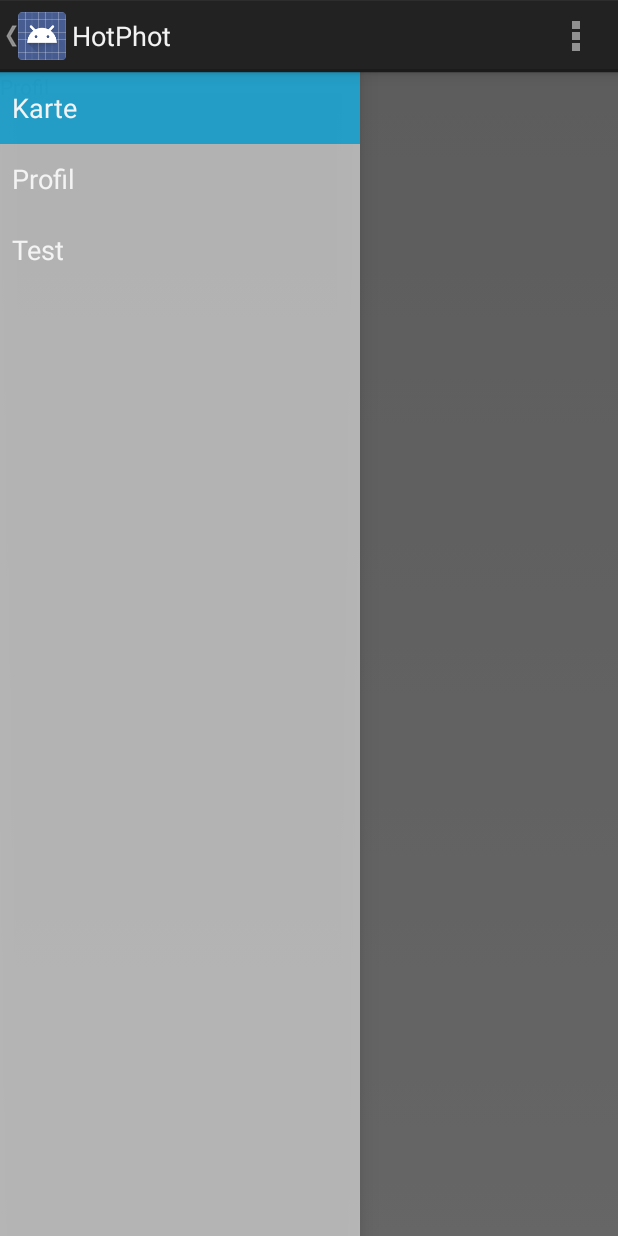
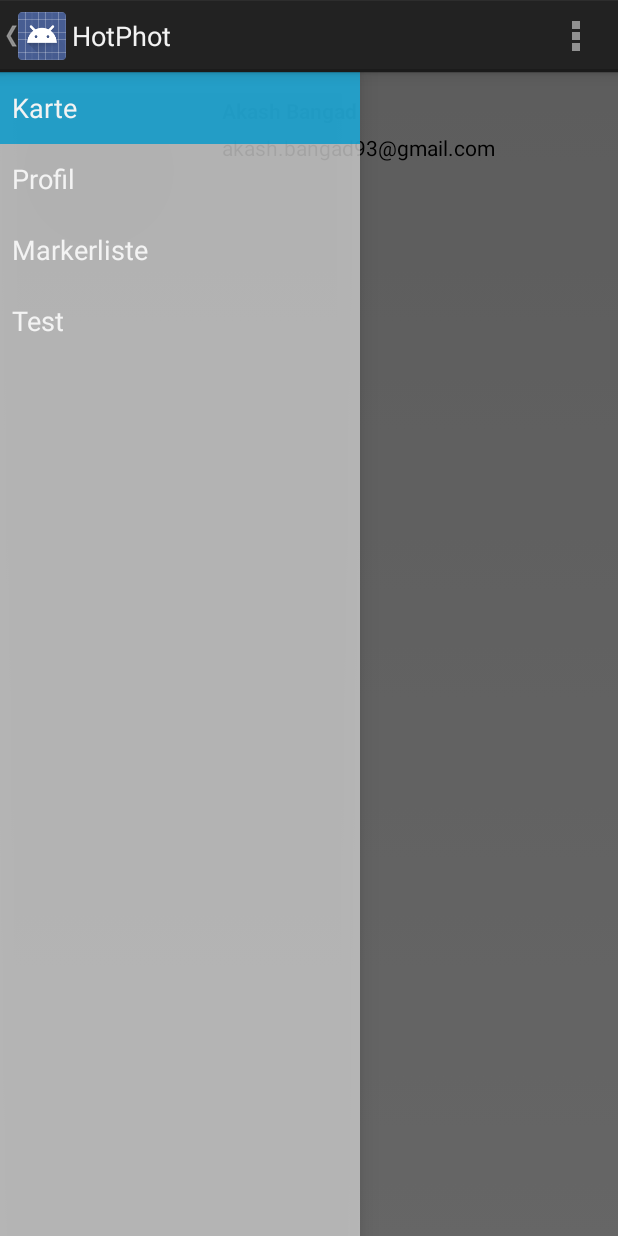
Before and after one commit to Altair68/HotPhot, an Android app: the fragment ProfileFragment placed in its activity, on a phone screen of 412 x 824 dp. Run offline under Robolectric (Android 15) with nearby library versions, the phone set to English and light mode, and no system bars; our stand-ins replace CircleImageView; 21 statements that could not run were skipped.

Commit message:
Profile/MarkerList

```diff
--- a/app/build.gradle
+++ b/app/build.gradle
@@ -17,6 +17,9 @@ android {
             manifest.srcFile 'src/main/AndroidManifest.xml'
             java.srcDirs = ['src/main/java', 'src/main/java-gen']
             res.srcDirs = ['src/main/res']
+        }
+    }
+
     buildTypes {
         release {
             minifyEnabled false
@@ -30,4 +33,6 @@ dependencies {
     compile 'com.android.support:support-v4:21.0.0'
     compile 'com.google.android.gms:play-services:6.1.11'
     compile files('libs/greendao-1.3.7.jar')
+    compile 'de.hdodenhof:circleimageview:1.2.1'
+
 }
--- a/app/src/main/java/com/emelborp/hotphot/AddMarkerDialog.java
+++ b/app/src/main/java/com/emelborp/hotphot/AddMarkerDialog.java
@@ -84,7 +84,11 @@ public class AddMarkerDialog extends DialogFragment {
 
     public String getName() {
         EditText theNameText = (EditText) view.findViewById(R.id.marker_name);
-        return theNameText.getText().toString();
+        String theNameString = theNameText.getText().toString();
+        if (theNameString.trim().equals("")) {
+            theNameString = "unnamed";
+        }
+        return theNameString;
     }
 
     public String getCategory() {
--- a/app/src/main/java/com/emelborp/hotphot/MainActivity.java
+++ b/app/src/main/java/com/emelborp/hotphot/MainActivity.java
@@ -18,12 +18,17 @@ import android.view.View;
 import android.view.ViewGroup;
 import android.support.v4.widget.DrawerLayout;
 
-import hotphot.DaoMaster;
-import hotphot.DaoSession;
-import hotphot.MarkerDao;
+import com.emelborp.hotphot.gen.DaoMaster;
+import com.emelborp.hotphot.gen.DaoSession;
+import com.emelborp.hotphot.gen.Marker;
+import com.emelborp.hotphot.gen.MarkerDao;
+
+import java.util.ArrayList;
+import java.util.List;
 
 public class MainActivity extends FragmentActivity
-        implements NavigationDrawerFragment.NavigationDrawerCallbacks, ProfileFragment.OnProfileFragmentInteractionListener, MapsFragment.OnMapsFragmentInteractionListener,
+        implements NavigationDrawerFragment.NavigationDrawerCallbacks, ProfileFragment.OnProfileFragmentInteractionListener,
+        MapsFragment.OnMapsFragmentInteractionListener, ListMarkerFragment.OnListMarkerFragmentInteractionListener,
         MapsFragment.ShowDialog {
 
     /**
@@ -46,6 +51,16 @@ public class MainActivity extends FragmentActivity
     private DaoSession daoSession;
     private MarkerDao markerDao;
 
+    private List<Marker> markerList;
+
+    public List<Marker> getMarkerList() {
+        return markerList;
+    }
+
+    public void setMarkerList(List<Marker> markerList) {
+        this.markerList = markerList;
+    }
+
     @Override
     protected void onCreate(Bundle savedInstanceState) {
         super.onCreate(savedInstanceState);
@@ -64,6 +79,8 @@ public class MainActivity extends FragmentActivity
         daoSession = daoMaster.newSession();
         markerDao = daoSession.getMarkerDao();
 
+        markerList = new ArrayList<Marker>();
+
         // Set up the drawer.
         mNavigationDrawerFragment.setUp(
                 R.id.navigation_drawer,
@@ -81,6 +98,11 @@ public class MainActivity extends FragmentActivity
             case 1:
                 getSupportFragmentManager().beginTransaction()
                         .replace(R.id.container, ProfileFragment.newInstance(position + 1))
+                        .commit();
+                break;
+            case 2:
+                getSupportFragmentManager().beginTransaction()
+                        .replace(R.id.container, ListMarkerFragment.newInstance(position + 1))
                         .commit();
                 break;
             default:
@@ -189,4 +211,9 @@ public class MainActivity extends FragmentActivity
     public void onMapsFragmentInteraction(Uri uri) {
         //TODO Erstmal nix...
     }
+
+    @Override
+    public void onMarkerListFragmentInteraction(Uri uri) {
+        //TODO Erstmal nix...
+    }
 }
--- a/app/src/main/res/layout/fragment_profile.xml
+++ b/app/src/main/res/layout/fragment_profile.xml
@@ -1,12 +1,51 @@
-<FrameLayout xmlns:android="http://schemas.android.com/apk/res/android"
+<LinearLayout xmlns:android="http://schemas.android.com/apk/res/android"
     xmlns:tools="http://schemas.android.com/tools"
     android:layout_width="match_parent"
     android:layout_height="match_parent"
+    android:orientation="horizontal"
     tools:context="com.emelborp.hotphot.ProfileFragment">
 
-    <TextView
+    <de.hdodenhof.circleimageview.CircleImageView
+        android:layout_width="100dp"
+        android:layout_height="100dp"
+        android:src="@drawable/w_unsexy_gr"
+        android:layout_marginLeft="16dp"
+        android:layout_marginTop="16dp"
+        android:id="@+id/circleView"
+        />
+
+    <LinearLayout
         android:layout_width="match_parent"
-        android:layout_height="match_parent"
-        android:text="@string/profile" />
+        android:layout_height="56dp"
+        android:layout_marginLeft="16dp"
+        android:layout_marginTop="16dp"
+        android:orientation="vertical"
+        android:layout_alignParentLeft="true">
 
-</FrameLayout>
+        <TextView
+            android:id="@+id/name"
+            android:layout_width="wrap_content"
+            android:layout_height="wrap_content"
+            android:layout_marginLeft="16dp"
+            android:textColor="#000000"
+            android:text="Akash Bangad"
+            android:textSize="14sp"
+            android:textStyle="bold"
+
+            />
+
+        <TextView
+            android:id="@+id/email"
+            android:layout_width="wrap_content"
+            android:layout_height="wrap_content"
+            android:textColor="#000000"
+            android:layout_marginLeft="16dp"
+            android:layout_marginTop="5dp"
+            android:text="akash.bangad93@gmail.com"
+            android:textSize="14sp"
+            android:textStyle="normal"
+
+            />
+    </LinearLayout>
+
+</LinearLayout>
--- a/app/src/main/res/values/string_arrays.xml
+++ b/app/src/main/res/values/string_arrays.xml
@@ -3,6 +3,7 @@
     <string-array name="sections">
         <item>Karte</item>
         <item>Profil</item>
+        <item>Markerliste</item>
         <item>Test</item>
     </string-array>
 </resources>
--- a/app/src/main/res/values/strings.xml
+++ b/app/src/main/res/values/strings.xml
@@ -13,5 +13,6 @@
     <string name="dismiss_marker">Abbrechen</string>
 
     <string name="marker_name">Name</string>
+    <string name="no_entries">Keine Einträge vorhanden.</string>
 
 </resources>
--- a/app/src/main/res/values/strings_activity_settings.xml
+++ b/app/src/main/res/values/strings_activity_settings.xml
@@ -47,7 +47,7 @@
         <item>-1</item>
     </string-array>
 
-    <string name="pref_title_system_sync_settings">System sync settings</string>
+    <string name="pref_title_system_sync_settings">Standorteinstellungen</string>
 
     <!-- Example settings for Notifications -->
     <string name="pref_header_notifications">Notifications</string>
```
Also changed, not shown: MyDaoGenerator/src/main/java/pl/surecase/eu/MyDaoGenerator.java (+7 -1 lines), app/src/main/java/com/emelborp/hotphot/ListMarkerFragment.java (added, +185 -0 lines), app/src/main/java/com/emelborp/hotphot/MapsFragment.java (+15 -9 lines), app/src/main/res/layout/fragment_list_markers.xml (added, +12 -0 lines), app/src/main/res/layout/listitem.xml (added, +29 -0 lines), gradle/wrapper/gradle-wrapper.properties, 2 other files.
